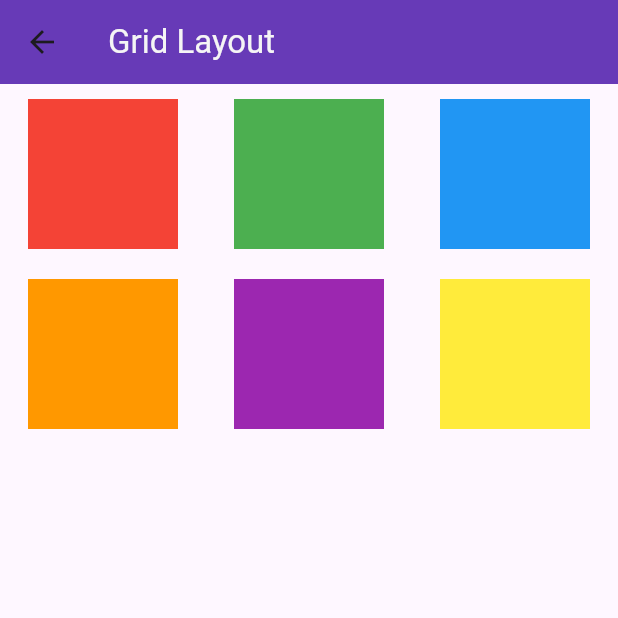
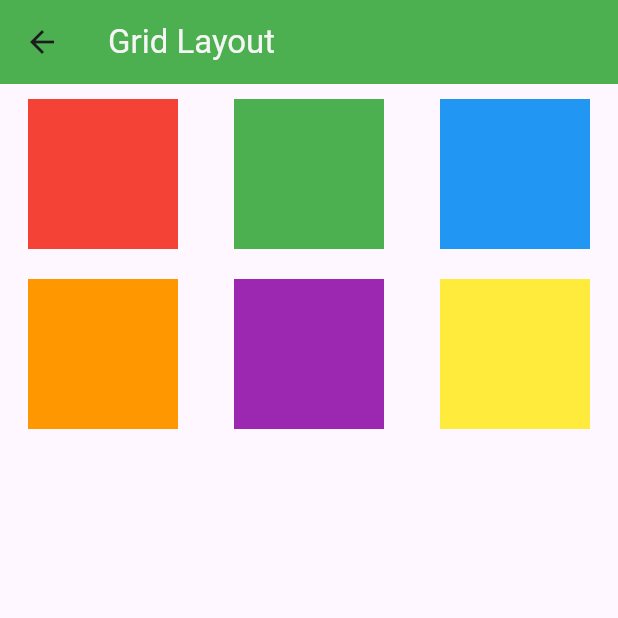
Before and after one commit to rtcteen/moblie_app_week3, a Flutter app: the AnswerPortal screen opened directly, after a tap on "Answer1", on a phone screen of 412 x 824 dp, the top half of it. Run offline on Flutter 3.47's test engine with Material 3 defaults, Android fonts, the light colour scheme and no system bars; network calls fail.

Commit message:
Week3 Lab

```diff
--- a/lib/main.dart
+++ b/lib/main.dart
@@ -22,7 +22,7 @@ class MyApp extends StatelessWidget {
         colorScheme: ColorScheme.fromSeed(seedColor: Colors.deepPurple),
         useMaterial3: true,
       ),
-      home: const AnswerPortal());
+      home: const Answer1());
   }
 }
 
--- a/lib/page_answer/answer1.dart
+++ b/lib/page_answer/answer1.dart
@@ -10,7 +10,7 @@ class Answer1 extends StatelessWidget {
         title: const Text("Grid Layout",
           style: TextStyle(color: Color.fromARGB(255, 245, 245, 245),),
         ),
-        backgroundColor: Colors.deepPurple,
+        backgroundColor: Colors.green,
       ),
       body: Container(
         padding: const EdgeInsets.all(10),
--- a/lib/page_answer/answer2.dart
+++ b/lib/page_answer/answer2.dart
@@ -10,7 +10,7 @@ class Answer2 extends StatelessWidget {
         title: const Text("Social Media Post",
           style: TextStyle(color: Color.fromARGB(255, 245, 245, 245),),
         ),
-        backgroundColor: Colors.deepPurple,
+        backgroundColor: Colors.green,
       ),
       body: Container(
         padding: const EdgeInsets.all(10),
--- a/lib/page_answer/answer3.dart
+++ b/lib/page_answer/answer3.dart
@@ -10,7 +10,7 @@ class Answer3 extends StatelessWidget {
         title: const Text('Product Layout',
           style: TextStyle(color: Color.fromARGB(255, 245, 245, 245),),
         ),
-        backgroundColor: Colors.deepPurple,
+        backgroundColor: Colors.green,
       ),
       body: Column(
         mainAxisAlignment: MainAxisAlignment.start,
--- a/lib/page_answer/answer4.dart
+++ b/lib/page_answer/answer4.dart
@@ -10,7 +10,7 @@ class Answer4 extends StatelessWidget {
         title: const Text("Profile Page",
           style: TextStyle(color: Color.fromARGB(255, 245, 245, 245),),
         ),
-        backgroundColor: Colors.deepPurple,
+        backgroundColor: Colors.green,
       ),
       body: Column(
         crossAxisAlignment: CrossAxisAlignment.start,
--- a/lib/page_answer/answer_portal.dart
+++ b/lib/page_answer/answer_portal.dart
@@ -16,7 +16,7 @@ class AnswerPortal extends StatelessWidget {
             style: TextStyle(color: Color.fromARGB(255, 245, 245, 245),),
           ),
         ),
-        backgroundColor: Colors.deepPurple,
+        backgroundColor: Colors.green,
       ),
       body: Container(
         color: Colors.deepPurple[50],
```
